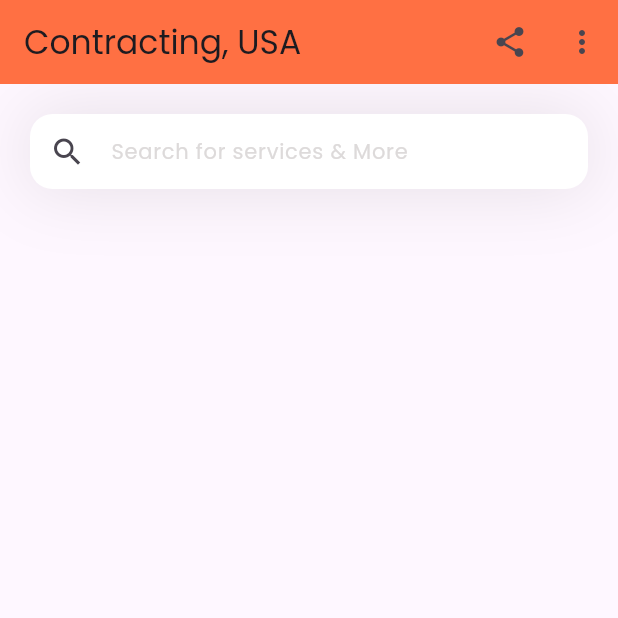
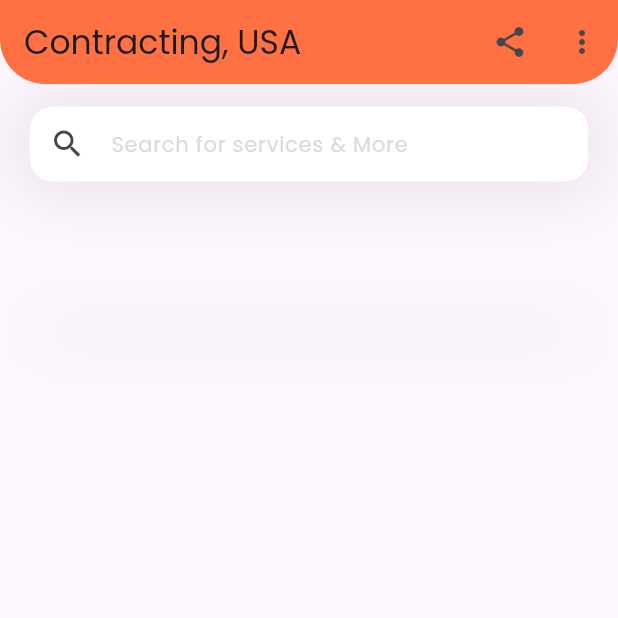
Before and after one commit to AustinFSSE/FlutterProject, a Flutter app: the screen it shows after launch, on a phone screen of 412 x 824 dp, the top half of it. Run offline on Flutter 3.47's test engine with Material 3 defaults, Android fonts, the light colour scheme and no system bars.

Commit message:
Search Bar without functionality... Building out a row of services in the body

```diff
--- a/lib/pages/customer_support.dart
+++ b/lib/pages/customer_support.dart
@@ -8,6 +8,7 @@ class CustomerSupport extends StatelessWidget {
     return Scaffold(
       appBar: AppBar(
         title: Text('Support Page'),
+        shape: const RoundedRectangleBorder(borderRadius: BorderRadius.vertical(bottom: Radius.circular(30))),
         backgroundColor: Colors.deepPurple,
         centerTitle: true,
       ),
--- a/lib/pages/get_a_quote.dart
+++ b/lib/pages/get_a_quote.dart
@@ -7,6 +7,7 @@ class GetQuote extends StatelessWidget {
       appBar: AppBar(
         title: const Text('Submit your Quote today!'),
         centerTitle: true,
+        shape: const RoundedRectangleBorder(borderRadius: BorderRadius.vertical(bottom: Radius.circular(30))),
         backgroundColor: Colors.orangeAccent[200],
       ),
     );
--- a/lib/pages/home.dart
+++ b/lib/pages/home.dart
@@ -15,6 +15,7 @@ class HomePage extends StatelessWidget {
         backgroundColor: Colors.deepOrange[400],
         elevation: 0,
         title: const Text('Contracting, USA'),
+        shape: const RoundedRectangleBorder(borderRadius: BorderRadius.vertical(bottom: Radius.circular(30))),
         actions: <Widget>[
           IconButton(
               onPressed: () {
@@ -44,7 +45,15 @@ class HomePage extends StatelessWidget {
           _searchField(),
           const SizedBox(
             height: 40,
-          )
+          ),
+          _locationValidation(),
+          const SizedBox(
+            height: 40,
+          ),
+          _services(),
+          const SizedBox(
+            height: 40,
+          ),
         ],
       ),
     );
@@ -59,12 +68,12 @@ class HomePage extends StatelessWidget {
         break;
       case 1:
         Navigator.of(context).push(
-          MaterialPageRoute(builder: (context) => Login()),
+          MaterialPageRoute(builder: (context) => const Login()),
         );
         break;
       case 2:
         Navigator.of(context).push(
-          MaterialPageRoute(builder: (context) => CustomerSupport()),
+          MaterialPageRoute(builder: (context) => const CustomerSupport()),
         );
         break;
     }
@@ -73,8 +82,8 @@ class HomePage extends StatelessWidget {
 
 Container _searchField() {
   return Container(
-    margin: const EdgeInsets.only(top: 20, left: 20, right: 20),
-    decoration: BoxDecoration(boxShadow: [BoxShadow(color: const Color(0xff1D1617).withOpacity(0.11), blurRadius: 40, spreadRadius: 0.0)]),
+    margin: const EdgeInsets.only(top: 15, left: 20, right: 20),
+    decoration: BoxDecoration(boxShadow: [BoxShadow(color: const Color(0xff1D1617).withOpacity(0.11), blurRadius: 40, spreadRadius: 5.0)]),
     child: TextField(
       decoration: InputDecoration(
           filled: true,
@@ -84,9 +93,23 @@ Container _searchField() {
           hintStyle: const TextStyle(color: Color(0xffDDDADA), fontSize: 14),
           prefixIcon: Padding(
             padding: const EdgeInsets.all(1),
-            child: IconButton(onPressed: () {}, icon: Icon(Icons.search)),
+            child: IconButton(onPressed: () {}, icon: const Icon(Icons.search)),
           ),
           border: OutlineInputBorder(borderRadius: BorderRadius.circular(15), borderSide: BorderSide.none)),
     ),
   );
 }
+
+Container _locationValidation() {
+  return Container();
+}
+
+Container _services() {
+  return Container(
+    margin: const EdgeInsets.only(top: 20, left: 20, right: 20),
+    decoration: BoxDecoration(boxShadow: [BoxShadow(color: const Color(0xff1D1617).withOpacity(0.11), blurRadius: 40, spreadRadius: 5.0)]),
+    child: const Row(
+      children: [],
+    ),
+  );
+}
--- a/lib/pages/login_page.dart
+++ b/lib/pages/login_page.dart
@@ -7,7 +7,8 @@ class Login extends StatelessWidget {
   Widget build(BuildContext context) {
     return Scaffold(
       appBar: AppBar(
-        title: Text('Create an Account'),
+        title: const Text('Create an Account'),
+        shape: const RoundedRectangleBorder(borderRadius: BorderRadius.vertical(bottom: Radius.circular(30))),
         backgroundColor: Colors.green,
         centerTitle: true,
       ),
```
Also changed, not shown: assets/icons/HVAC.svg (added), assets/icons/electrical.svg (added), assets/icons/location.svg (added), assets/icons/plumbing.svg (added), assets/icons/roofing.svg (added).
